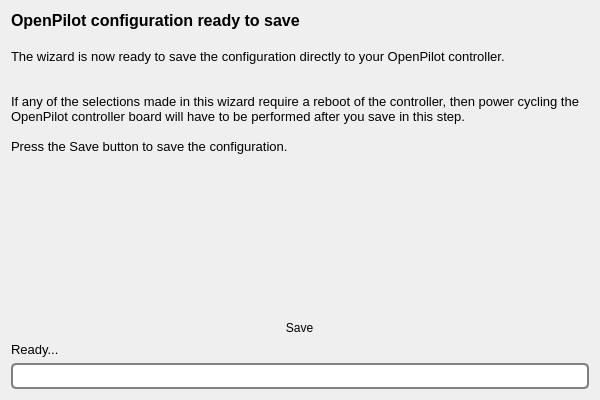
First picture: the form in ground/openpilotgcs/src/plugins/setupwizard/pages/savepage.ui, repository openpilot/OpenPilot, before the edit.
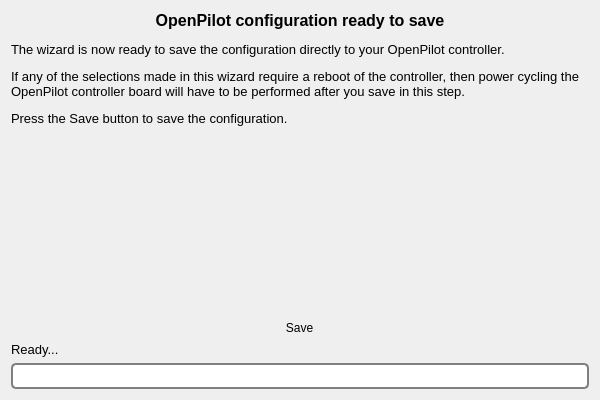
Second picture: the form after the edit. Icons and pictures are not drawn.

```diff
--- a/ground/openpilotgcs/src/plugins/setupwizard/pages/savepage.ui
+++ b/ground/openpilotgcs/src/plugins/setupwizard/pages/savepage.ui
@@ -20,17 +20,11 @@
       <string>&lt;!DOCTYPE HTML PUBLIC &quot;-//W3C//DTD HTML 4.0//EN&quot; &quot;http://www.w3.org/TR/REC-html40/strict.dtd&quot;&gt;
 &lt;html&gt;&lt;head&gt;&lt;meta name=&quot;qrichtext&quot; content=&quot;1&quot; /&gt;&lt;style type=&quot;text/css&quot;&gt;
 p, li { white-space: pre-wrap; }
-&lt;/style&gt;&lt;/head&gt;&lt;body style=&quot; font-family:'MS Shell Dlg 2'; font-size:8pt; font-weight:400; font-style:normal;&quot;&gt;
-&lt;p style=&quot; margin-top:0px; margin-bottom:0px; margin-left:0px; margin-right:0px; -qt-block-indent:0; text-indent:0px;&quot;&gt;&lt;span style=&quot; font-size:12pt; font-weight:600;&quot;&gt;OpenPilot configuration ready to save&lt;/span&gt;&lt;/p&gt;
-&lt;p style=&quot;-qt-paragraph-type:empty; margin-top:0px; margin-bottom:0px; margin-left:0px; margin-right:0px; -qt-block-indent:0; text-indent:0px; font-size:12pt; font-weight:600;&quot;&gt;&lt;br /&gt;&lt;/p&gt;
-&lt;p style=&quot; margin-top:0px; margin-bottom:0px; margin-left:0px; margin-right:0px; -qt-block-indent:0; text-indent:0px;&quot;&gt;&lt;span style=&quot; font-size:10pt;&quot;&gt;The wizard is now ready to save the configuration directly to your OpenPilot controller. &lt;/span&gt;&lt;/p&gt;
-&lt;p style=&quot;-qt-paragraph-type:empty; margin-top:0px; margin-bottom:0px; margin-left:0px; margin-right:0px; -qt-block-indent:0; text-indent:0px; font-size:10pt;&quot;&gt;&lt;br /&gt;&lt;/p&gt;
-&lt;p style=&quot;-qt-paragraph-type:empty; margin-top:0px; margin-bottom:0px; margin-left:0px; margin-right:0px; -qt-block-indent:0; text-indent:0px; font-size:10pt;&quot;&gt;&lt;br /&gt;&lt;/p&gt;
-&lt;p style=&quot; margin-top:0px; margin-bottom:0px; margin-left:0px; margin-right:0px; -qt-block-indent:0; text-indent:0px;&quot;&gt;&lt;span style=&quot; font-size:10pt;&quot;&gt;If any of the selections made in this wizard require a reboot of the controller, then power cycling the OpenPilot controller board will have to be performed after you save in this step.&lt;/span&gt;&lt;/p&gt;
-&lt;p style=&quot;-qt-paragraph-type:empty; margin-top:0px; margin-bottom:0px; margin-left:0px; margin-right:0px; -qt-block-indent:0; text-indent:0px; font-size:10pt;&quot;&gt;&lt;br /&gt;&lt;/p&gt;
-&lt;p style=&quot; margin-top:0px; margin-bottom:0px; margin-left:0px; margin-right:0px; -qt-block-indent:0; text-indent:0px;&quot;&gt;&lt;span style=&quot; font-size:10pt;&quot;&gt;Press the Save button to save the configuration.&lt;/span&gt;&lt;/p&gt;
-&lt;p style=&quot;-qt-paragraph-type:empty; margin-top:0px; margin-bottom:0px; margin-left:0px; margin-right:0px; -qt-block-indent:0; text-indent:0px; font-size:10pt;&quot;&gt;&lt;br /&gt;&lt;/p&gt;
-&lt;p style=&quot; margin-top:0px; margin-bottom:0px; margin-left:0px; margin-right:0px; -qt-block-indent:0; text-indent:0px;&quot;&gt;&lt;span style=&quot; font-size:10pt;&quot;&gt;&lt;br /&gt;&lt;/span&gt;&lt;/p&gt;&lt;/body&gt;&lt;/html&gt;</string>
+&lt;/style&gt;&lt;/head&gt;&lt;body style=&quot; font-family:'Cantarell'; font-size:11pt; font-weight:400; font-style:normal;&quot;&gt;
+&lt;p align=&quot;center&quot; style=&quot; margin-top:12px; margin-bottom:12px; margin-left:0px; margin-right:0px; -qt-block-indent:0; text-indent:0px;&quot;&gt;&lt;span style=&quot; font-family:'MS Shell Dlg 2'; font-size:12pt; font-weight:600;&quot;&gt;OpenPilot configuration ready to save&lt;/span&gt;&lt;/p&gt;
+&lt;p style=&quot; margin-top:12px; margin-bottom:12px; margin-left:0px; margin-right:0px; -qt-block-indent:0; text-indent:0px;&quot;&gt;&lt;span style=&quot; font-family:'MS Shell Dlg 2'; font-size:10pt;&quot;&gt;The wizard is now ready to save the configuration directly to your OpenPilot controller. &lt;/span&gt;&lt;/p&gt;
+&lt;p style=&quot; margin-top:12px; margin-bottom:12px; margin-left:0px; margin-right:0px; -qt-block-indent:0; text-indent:0px;&quot;&gt;&lt;span style=&quot; font-family:'MS Shell Dlg 2'; font-size:10pt;&quot;&gt;If any of the selections made in this wizard require a reboot of the controller, then power cycling the OpenPilot controller board will have to be performed after you save in this step.&lt;/span&gt;&lt;/p&gt;
+&lt;p style=&quot; margin-top:12px; margin-bottom:12px; margin-left:0px; margin-right:0px; -qt-block-indent:0; text-indent:0px;&quot;&gt;&lt;span style=&quot; font-family:'MS Shell Dlg 2'; font-size:10pt;&quot;&gt;Press the Save button to save the configuration.&lt;/span&gt;&lt;/p&gt;&lt;/body&gt;&lt;/html&gt;</string>
      </property>
      <property name="alignment">
       <set>Qt::AlignLeading|Qt::AlignLeft|Qt::AlignTop</set>
```
